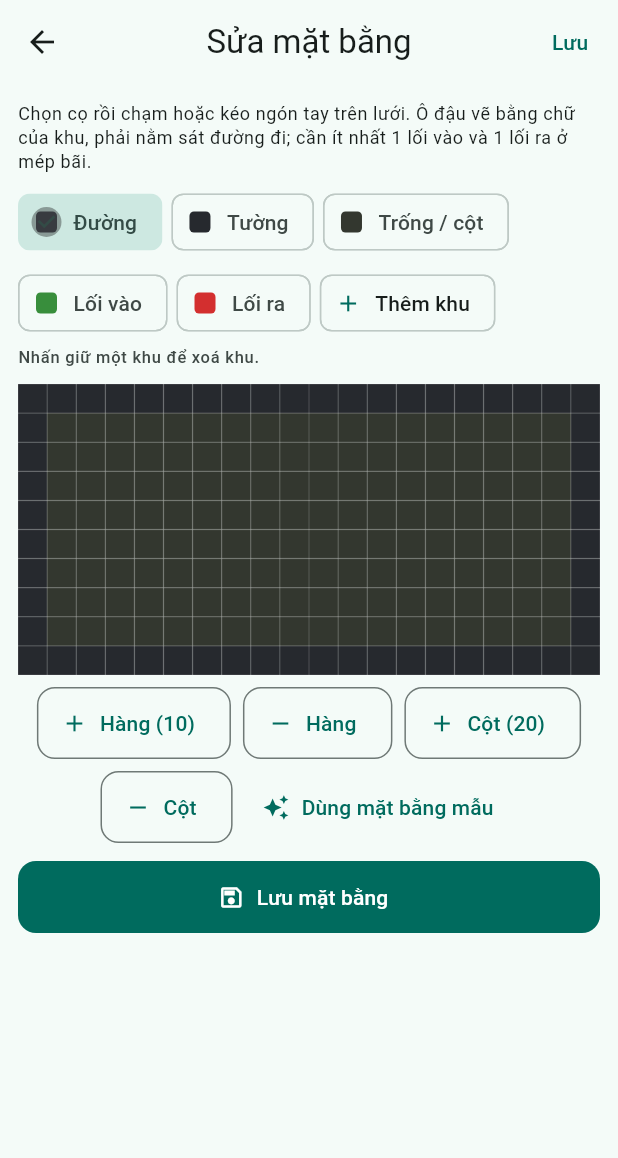
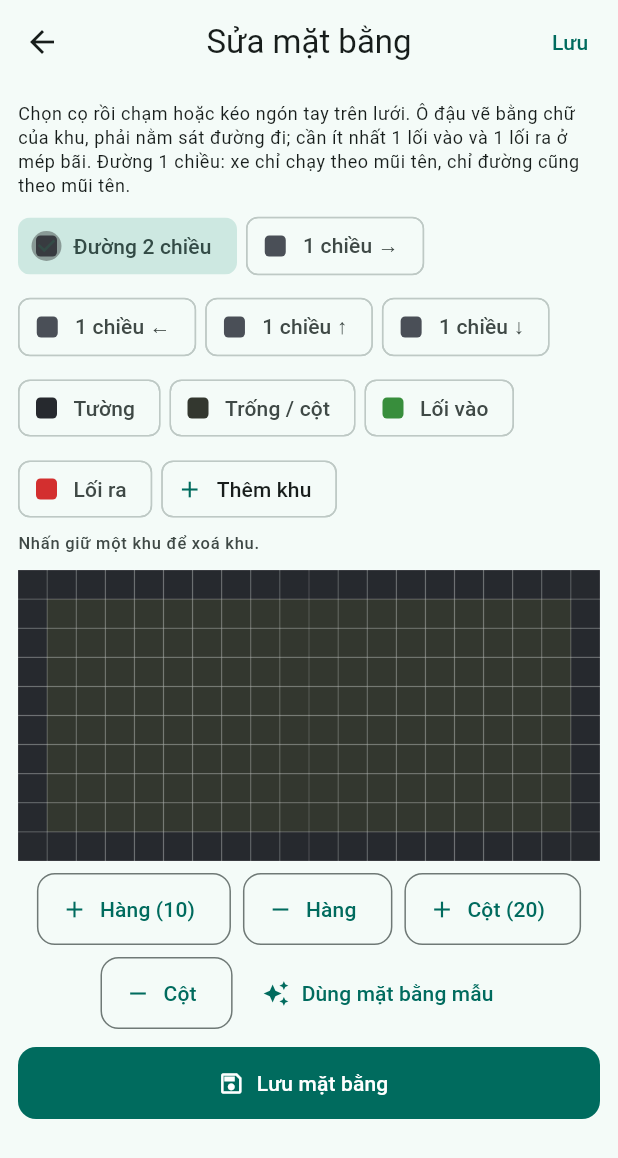
Before and after one commit to huyduong231005-ui/BaiGiuXe, a Flutter app: the LayoutEditorScreen screen opened directly with empty values, after a tap on "Thêm khu", on a phone screen of 412 x 824 dp. Shown: the top 1158 px of the screen. Run offline on Flutter 3.47's test engine with Material 3 defaults, Android fonts, the phone set to English and light mode, and no system bars; our stand-ins replace camera, fl_chart, flutter_map, geolocator, google_sign_in, image_picker and 6 more; missing offline and left inert: mobile_scanner, mqtt_client, nfc_manager; accounts and stored records are empty; network calls fail.

Commit message:
feat(lot): đường 1 chiều trên mặt bằng (mũi tên > < ^ V), chỉ đường theo chiều xe chạy; mặt bằng mẫu chạy vòng 1 chiều
Co-Authored-By: Claude Opus 5.5 <noreply@anthropic.com>

```diff
--- a/app/lib/lot.dart
+++ b/app/lib/lot.dart
@@ -58,8 +58,10 @@ List<Cell> cellsFrom(Object? path) => [for (final p in (path as List? ?? const [
     List<String> layout, Map<String, Rec> slots, List<Cell> route, List<Cell> exitRoute) {
   final rows = layout.length, cols = layout[0].length;
   Cell rot(Cell p) => (p.$2, rows - 1 - p.$1);
+  const turned = {'>': 'V', 'V': '<', '<': '^', '^': '>'}; // mũi tên đường 1 chiều xoay theo
+  String cw(String ch) => turned[ch] ?? ch;
   return (
-    layout: [for (var i = 0; i < cols; i++) String.fromCharCodes([for (var j = 0; j < rows; j++) layout[rows - 1 - j].codeUnitAt(i)])],
+    layout: [for (var i = 0; i < cols; i++) [for (var j = 0; j < rows; j++) cw(layout[rows - 1 - j][i])].join()],
     slots: {
       for (final e in slots.entries)
         () {
@@ -159,8 +161,11 @@ class LotPainter extends CustomPainter {
 
   static const asphalt = Color(0xFF4A4F57), wall = Color(0xFF26292E), green = Color(0xFF33372F); // green: chỗ trống / cột
 
+  /// Đường 1 chiều: ký tự -> hướng xe chạy (hàng, cột).
+  static const arrows = <String, Cell>{'^': (-1, 0), '>': (0, 1), 'V': (1, 0), '<': (0, -1)};
+
   String at(int r, int c) => r < 0 || r >= layout.length || c < 0 || c >= layout[0].length ? '#' : layout[r][c];
-  bool road(int r, int c) => const {'=', 'I', 'O'}.contains(at(r, c));
+  bool road(int r, int c) => const {'=', 'I', 'O'}.contains(at(r, c)) || arrows.containsKey(at(r, c));
 
   @override
   void paint(Canvas canvas, Size size) {
@@ -189,8 +194,22 @@ class LotPainter extends CustomPainter {
       ..strokeWidth = math.max(1, cell * 0.06);
     for (var r = 0; r < layout.length; r++) {
       for (var c = 0; c < layout[0].length; c++) {
+        final m = center((r, c));
+        // Đường 1 chiều: chevron chỉ chiều xe chạy
+        if (arrows[at(r, c)] case (final dr, final dc)) {
+          final f = Offset(dc * cell * 0.16, dr * cell * 0.16), side = Offset(-f.dy, f.dx);
+          canvas.drawPath(
+              Path()
+                ..moveTo((m - f + side).dx, (m - f + side).dy)
+                ..lineTo((m + f).dx, (m + f).dy)
+                ..lineTo((m - f - side).dx, (m - f - side).dy),
+              Paint()
+                ..color = lane.color
+                ..style = PaintingStyle.stroke
+                ..strokeWidth = lane.strokeWidth * 1.4);
+          continue;
+        }
         if (at(r, c) != '=') continue;
-        final m = center((r, c));
         if (road(r, c - 1) && road(r, c + 1) && !road(r - 1, c)) {
           canvas.drawLine(m - Offset(cell * 0.2, 0), m + Offset(cell * 0.2, 0), lane);
         } else if (road(r - 1, c) && road(r + 1, c) && !road(r, c - 1)) {
@@ -206,7 +225,7 @@ class LotPainter extends CustomPainter {
     for (var r = 0; r < layout.length; r++) {
       for (var c = 0; c < layout[0].length; c++) {
         final ch = layout[r][c];
-        if (!RegExp('[A-Z]').hasMatch(ch) || ch == 'I' || ch == 'O') continue;
+        if (!RegExp('[A-Z]').hasMatch(ch) || ch == 'I' || ch == 'O' || ch == 'V') continue;
         final s = slots['$r,$c'];
         final box = rect(r, c).deflate(cell * 0.06);
         fill.color = slotColor(scheme, s?['state'] as String? ?? 'free').withValues(alpha: 0.85);
--- a/app/lib/screens/layout_editor_screen.dart
+++ b/app/lib/screens/layout_editor_screen.dart
@@ -6,15 +6,15 @@ import '../lot.dart';
 import '../main.dart';
 
 /// Mặt bằng mẫu cho bãi chung cư (trùng sampleLayout ở backend/lib/src/layout.dart): lối vào / ra ở tường trên,
-/// 3 làn đường, khu A, B xe máy, C ô tô, D xe đạp.
+/// khu A, B xe máy, C ô tô, D xe đạp; đường 1 chiều từ cổng vào chạy vòng tới cổng ra.
 const sampleLayout = [
   '##I################O##',
-  '#==AAAAAAAAAAAAAAAA==#',
-  '#====================#',
-  '#==BBBBBBBBBBBBBBBB==#',
-  '#==BBBBBBBBBBBBBBBB==#',
-  '#====================#',
-  '#==CCCCCCCC.DDDDDDD==#',
+  '#VVAAAAAAAAAAAAAAAA^^#',
+  '#VV>>>>>>>>>>>>>>>>^^#',
+  '#VVBBBBBBBBBBBBBBBB^^#',
+  '#VVBBBBBBBBBBBBBBBB^^#',
+  '#VV>>>>>>>>>>>>>>>>^^#',
+  '#VVCCCCCCCC.DDDDDDD^^#',
   '######################',
 ];
 
@@ -65,7 +65,7 @@ class _LayoutEditorScreenState extends State<LayoutEditorScreen> {
     final types = await vehicleTypes();
     if (!mounted) return;
     final used = zones.map((z) => z['name']).toSet();
-    final free = [for (final ch in 'ABCDEFGHJKLMNPQRSTUVWXYZ'.split('')) if (!used.contains(ch)) ch];
+    final free = [for (final ch in 'ABCDEFGHJKLMNPQRSTUWXYZ'.split('')) if (!used.contains(ch)) ch];
     var name = free.first;
     var type = 'motorbike';
     final ok = await showDialog<bool>(
@@ -170,7 +170,11 @@ class _LayoutEditorScreenState extends State<LayoutEditorScreen> {
     final t = Theme.of(context).textTheme;
     final zoneType = {for (final z in zones) z['name'] as String: z['vehicle_type'] as String};
     final brushes = <(String, String, Color)>[
-      ('=', 'Đường', LotPainter.asphalt),
+      ('=', 'Đường 2 chiều', LotPainter.asphalt),
+      ('>', '1 chiều →', LotPainter.asphalt),
+      ('<', '1 chiều ←', LotPainter.asphalt),
+      ('^', '1 chiều ↑', LotPainter.asphalt),
+      ('V', '1 chiều ↓', LotPainter.asphalt),
       ('#', 'Tường', LotPainter.wall),
       ('.', 'Trống / cột', LotPainter.green),
       ('I', 'Lối vào', Colors.green.shade700),
@@ -188,7 +192,7 @@ class _LayoutEditorScreenState extends State<LayoutEditorScreen> {
         top: false,
         child: ListView(padding: const EdgeInsets.all(12), children: [
           Text('Chọn cọ rồi chạm hoặc kéo ngón tay trên lưới. Ô đậu vẽ bằng chữ của khu, phải nằm sát đường đi; '
-              'cần ít nhất 1 lối vào và 1 lối ra ở mép bãi.', style: t.bodySmall),
+              'cần ít nhất 1 lối vào và 1 lối ra ở mép bãi. Đường 1 chiều: xe chỉ chạy theo mũi tên, chỉ đường cũng theo mũi tên.', style: t.bodySmall),
           const SizedBox(height: 8),
           Wrap(spacing: 6, runSpacing: 6, children: [
             for (final (ch, label, color) in brushes)
--- a/backend/lib/src/layout.dart
+++ b/backend/lib/src/layout.dart
@@ -1,13 +1,16 @@
 // Mặt bằng bãi dạng lưới ký tự (mỗi chuỗi là một hàng, mỗi ký tự là một ô vuông trên mặt đất):
-//   '#' tường   '.' bỏ trống (cột, bồn cây...)   '=' đường đi   'I' lối vào   'O' lối ra
-//   'A'..'Z' (trừ I, O) ô đậu của khu cùng tên.
-// Xe chỉ chạy trên đường đi / lối vào / lối ra; ô đậu phải nằm cạnh đường. Đường đi tìm bằng BFS (ngắn nhất theo số ô).
+//   '#' tường   '.' bỏ trống (cột, bồn cây...)   '=' đường 2 chiều   'I' lối vào   'O' lối ra
+//   '>' '<' '^' 'V' đường 1 chiều (xe chạy theo mũi tên: phải, trái, lên, xuống)
+//   'A'..'Z' (trừ I, O, V) ô đậu của khu cùng tên.
+// Xe chỉ chạy trên đường đi / lối vào / lối ra; ô đậu phải nằm cạnh đường. Đường đi tìm bằng BFS (ngắn nhất theo số ô),
+// không đi ngược mũi tên của ô đang đứng hay ô sắp vào (rẽ ngang được).
 
 typedef Cell = (int, int);
 
-const walkable = {'=', 'I', 'O'};
-final zoneLetterRe = RegExp(r'^[A-HJ-NP-Z]$');
-final _allowedRe = RegExp(r'^[#.=IOA-Z]+$');
+const _arrows = <String, Cell>{'^': (-1, 0), '>': (0, 1), 'V': (1, 0), '<': (0, -1)};
+final walkable = {'=', 'I', 'O', ..._arrows.keys};
+final zoneLetterRe = RegExp(r'^[A-HJ-NP-UW-Z]$');
+final _allowedRe = RegExp(r'^[#.=IOA-Z<>^]+$');
 const _maxSize = 40;
 const List<Cell> _dirs = [(-1, 0), (0, 1), (1, 0), (0, -1)];
 
@@ -37,16 +40,26 @@ String? layoutError(List<String>? layout, List<String> zoneNames) {
   if (exits.isEmpty) return 'Cần ít nhất 1 lối ra';
   final (:dist, prev: _) = bfs(layout, entrances);
   if (!exits.any(dist.containsKey)) return 'Không có đường từ lối vào tới lối ra';
-  final stuck = cellsOf(layout, isZoneLetter).where((cell) => _slotAccess(dist, cell) == null).toList();
-  if (stuck.isNotEmpty) {
-    final (r, c) = stuck[0];
-    return '${stuck.length} ô đậu không có đường xe tới (VD ô ở hàng ${r + 1}, cột ${c + 1})';
-  }
+  String where(List<Cell> cells) => 'VD ô ở hàng ${cells[0].$1 + 1}, cột ${cells[0].$2 + 1}';
+  final slots = cellsOf(layout, isZoneLetter);
+  final stuck = slots.where((cell) => _slotAccess(dist, cell) == null).toList();
+  if (stuck.isNotEmpty) return '${stuck.length} ô đậu không có đường xe tới (${where(stuck)})';
+  // Đường 1 chiều: đỗ xong phải đi tiếp được tới lối ra (không kẹt trong làn cụt).
+  final toExit = bfs(layout, exits, reverse: true).dist;
+  final trapped = slots.where((cell) => !toExit.containsKey(_slotAccess(dist, cell))).toList();
+  if (trapped.isNotEmpty) return '${trapped.length} ô đậu đỗ xong không có đường ra, xem lại chiều mũi tên (${where(trapped)})';
   return null;
 }
 
+/// Đi từ ô a sang ô kề b theo hướng d có ngược mũi tên của a hoặc b không.
+bool _against(List<String> layout, Cell a, Cell b, Cell d) {
+  final back = (-d.$1, -d.$2);
+  return _arrows[_at(layout, a.$1, a.$2)] == back || _arrows[_at(layout, b.$1, b.$2)] == back;
+}
+
 /// BFS trên đường đi từ các ô xuất phát. dist: ô -> số bước; prev: ô -> ô trước đó.
-({Map<Cell, int> dist, Map<Cell, Cell> prev}) bfs(List<String> layout, List<Cell> starts) {
+/// reverse: đi ngược chiều xe chạy (tìm các ô đi tới được starts, VD mọi ô ra được lối ra).
+({Map<Cell, int> dist, Map<Cell, Cell> prev}) bfs(List<String> layout, List<Cell> starts, {bool reverse = false}) {
   final dist = <Cell, int>{for (final s in starts) s: 0};
   final prev = <Cell, Cell>{};
   final queue = [...starts];
@@ -55,6 +68,7 @@ String? layoutError(List<String>? layout, List<String> zoneNames) {
     for (final (dr, dc) in _dirs) {
       final next = (r + dr, c + dc);
       if (!walkable.contains(_at(layout, next.$1, next.$2)) || dist.containsKey(next)) continue;
+      if (reverse ? _against(layout, next, (r, c), (-dr, -dc)) : _against(layout, (r, c), next, (dr, dc))) continue;
       dist[next] = dist[(r, c)]! + 1;
       prev[next] = (r, c);
       queue.add(next);
@@ -144,14 +158,15 @@ Map<String, dynamic>? route(List<String> layout, int r, int c, [String code = ''
   };
 }
 
-/// Mặt bằng mẫu cho bãi chung cư: lối vào / lối ra ở tường trên, 3 làn đường, khu A, B xe máy, C ô tô, D xe đạp.
+/// Mặt bằng mẫu cho bãi chung cư: lối vào / lối ra ở tường trên, khu A, B xe máy, C ô tô, D xe đạp.
+/// Đường 1 chiều: vào cổng trái đi xuống, rẽ vào 2 làn giữa chạy sang phải, lên làn phải ra cổng phải.
 const sampleLayout = [
   '##I################O##',
-  '#==AAAAAAAAAAAAAAAA==#',
-  '#====================#',
-  '#==BBBBBBBBBBBBBBBB==#',
-  '#==BBBBBBBBBBBBBBBB==#',
-  '#====================#',
-  '#==CCCCCCCC.DDDDDDD==#',
+  '#VVAAAAAAAAAAAAAAAA^^#',
+  '#VV>>>>>>>>>>>>>>>>^^#',
+  '#VVBBBBBBBBBBBBBBBB^^#',
+  '#VVBBBBBBBBBBBBBBBB^^#',
+  '#VV>>>>>>>>>>>>>>>>^^#',
+  '#VVCCCCCCCC.DDDDDDD^^#',
   '######################',
 ];
--- a/backend/lib/src/lot.dart
+++ b/backend/lib/src/lot.dart
@@ -116,7 +116,7 @@ Map<String, dynamic> _typeInput(Req req) {
 Map<String, dynamic> _zoneInput(Req req, Map<String, Map> types) {
   final name = str(req.b('name')).toUpperCase();
   final vt = str(req.b('vehicleType'));
-  if (!zoneLetterRe.hasMatch(name)) throw HttpError(400, 'Tên khu là 1 chữ cái A-Z (trừ I, O dùng cho lối vào / lối ra)');
+  if (!zoneLetterRe.hasMatch(name)) throw HttpError(400, 'Tên khu là 1 chữ cái A-Z (trừ I, O dùng cho lối vào / lối ra, V dùng cho mũi tên đi xuống)');
   if (!types.containsKey(vt)) throw HttpError(400, 'Loại xe là một trong: ${types.keys.join(', ')}');
   return {'name': name, 'vehicle_type': vt};
 }
```
Also changed, not shown: 1 other file.
